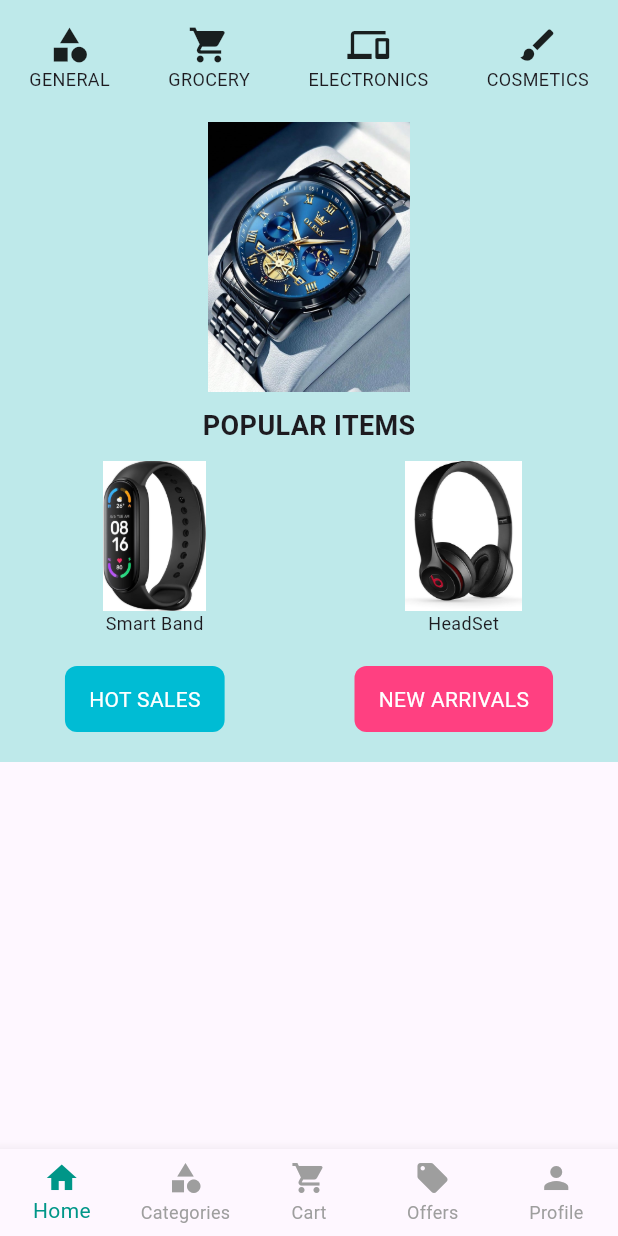
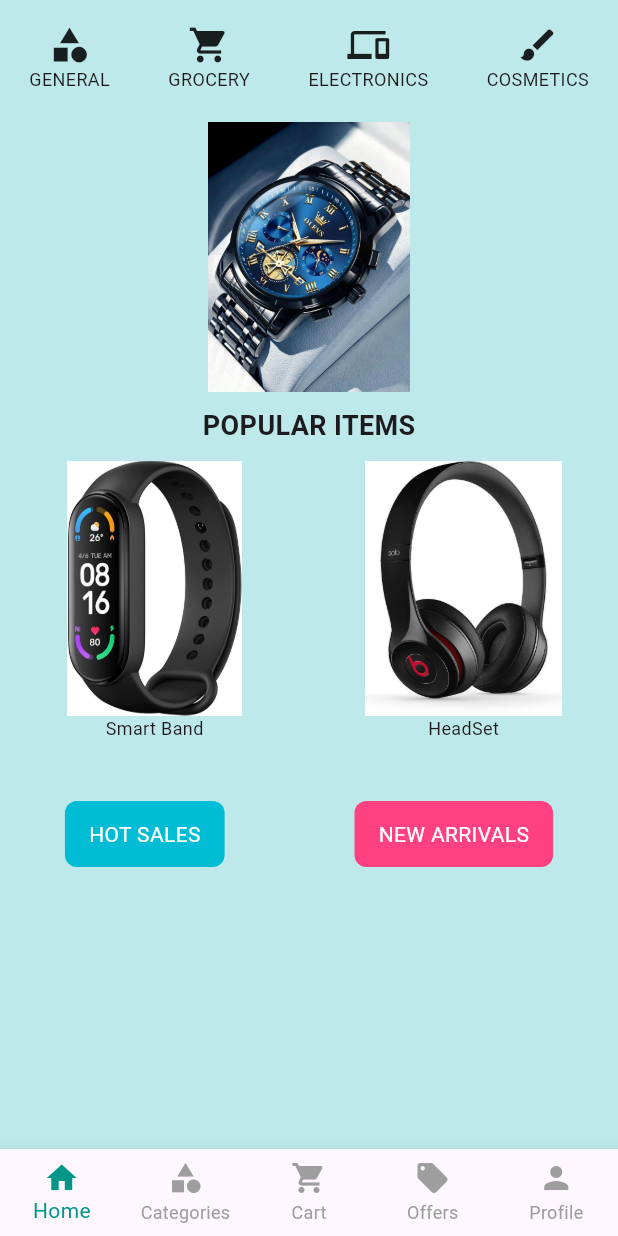
Before and after one commit to MaryamFatima454/Flutter_projects, a Flutter app: the HomePage screen opened directly, on a phone screen of 412 x 824 dp. Run offline on Flutter 3.47's test engine with Material 3 defaults, Android fonts, the phone set to English and light mode, and no system bars.

Commit message:
Update home_page.dart

```diff
--- a/dashboard/lib/screens/home_page.dart
+++ b/dashboard/lib/screens/home_page.dart
@@ -1,6 +1,4 @@
 import 'package:flutter/material.dart';
-
-// Let me know if apko koi aur font, hover effect, ya bottom nav bar waghera add karni ho.
 
 class HomePage extends StatefulWidget {
   const HomePage({super.key});
@@ -12,13 +10,12 @@ class HomePage extends StatefulWidget {
 class _HomePageState extends State<HomePage> {
   int _selectedIndex = 0;
 
-  // You can later replace these with actual page widgets
   final List<Widget> _pages = [
     const HomeContent(),
-    Center(child: Text("Categories Page")),
-    Center(child: Text("Cart Page")),
-    Center(child: Text("Offers Page")),
-    Center(child: Text("Profile Page")),
+    const Center(child: Text("Categories Page")),
+    const Center(child: Text("Cart Page")),
+    const Center(child: Text("Offers Page")),
+    const Center(child: Text("Profile Page")),
   ];
 
   void _onItemTapped(int index) {
@@ -30,6 +27,8 @@ class _HomePageState extends State<HomePage> {
   @override
   Widget build(BuildContext context) {
     return Scaffold(
+      backgroundColor:
+          const Color(0xFFBEE9EA), // ✅ Full-page background color added here
       body: _pages[_selectedIndex],
       bottomNavigationBar: BottomNavigationBar(
         currentIndex: _selectedIndex,
@@ -56,9 +55,7 @@ class HomeContent extends StatelessWidget {
 
   @override
   Widget build(BuildContext context) {
-    return Container(
-      color: const Color(0xFFBEE9EA), // light teal background
-      child: SafeArea(
+    return SafeArea(
       child: SingleChildScrollView(
         child: Column(
           children: [
@@ -87,7 +84,7 @@ class HomeContent extends StatelessWidget {
                 ProductCard(imagePath: 'lib/assets/images/head_set.jpg', name: 'HeadSet'),
               ],
             ),
-              const SizedBox(height: 20),
+            const SizedBox(height: 40), // ⬆ Increased space before buttons
             Row(
               mainAxisAlignment: MainAxisAlignment.spaceAround,
               children: const [
@@ -95,9 +92,8 @@ class HomeContent extends StatelessWidget {
                 CategoryButton(label: 'NEW ARRIVALS', color: Colors.pinkAccent),
               ],
             ),
-              const SizedBox(height: 20),
+            const SizedBox(height: 40), // ⬆ Added more space before bottom nav
           ],
-          ),
         ),
       ),
     );
@@ -131,7 +127,7 @@ class ProductCard extends StatelessWidget {
   Widget build(BuildContext context) {
     return Column(
       children: [
-        Image.asset(imagePath, height: 100, width: 100),
+        Image.asset(imagePath, height: 170, width: 170),
         Text(name, style: const TextStyle(fontSize: 12)),
       ],
     );
```
Lines whose indentation alone changed are shown as unchanged.
